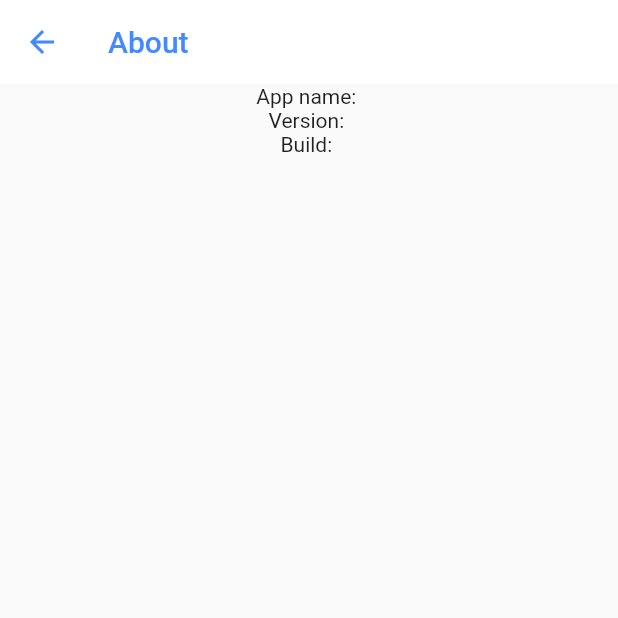
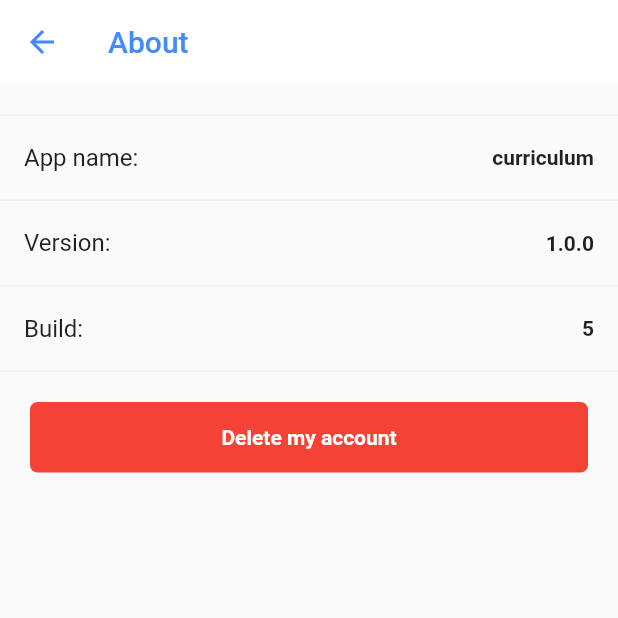
Before and after one commit to dev-intellisoft/curriculum, a Flutter app: the AboutScreen screen opened directly, on a phone screen of 412 x 824 dp, the top half of it. Run offline on Flutter 3.47's test engine with Material 2 defaults, Android fonts, the light colour scheme and no system bars; our stand-ins replace flutter_slidable, package_info_plus, pdf, printing, shared_preferences, sqflite; accounts and stored records are empty.

Commit message:
remove account. requirement for appstore.

```diff
--- a/lib/screens/settings/about.dart
+++ b/lib/screens/settings/about.dart
@@ -1,5 +1,10 @@
+import 'package:curriculum/core/providers/resume_provider.dart';
+import 'package:flutter/cupertino.dart';
 import 'package:flutter/material.dart';
-// import 'package:package_info_plus/package_info_plus.dart';
+import 'package:package_info_plus/package_info_plus.dart';
+import 'package:provider/provider.dart';
+
+import '../../main.dart';
 
 class AboutScreen extends StatefulWidget {
   const AboutScreen({Key? key}) : super(key: key);
@@ -15,12 +20,12 @@ class _AboutScreen extends State<AboutScreen> {
   String buildNumber = '';
 
   void _init () async {
-    // PackageInfo packageInfo = await PackageInfo.fromPlatform();
+    PackageInfo packageInfo = await PackageInfo.fromPlatform();
     setState(() {
-      // appName = packageInfo.appName;
-      // packageName = packageInfo.packageName;
-      // version = packageInfo.version;
-      // buildNumber = packageInfo.buildNumber;
+      appName = packageInfo.appName;
+      packageName = packageInfo.packageName;
+      version = packageInfo.version;
+      buildNumber = packageInfo.buildNumber;
     });
   }
 
@@ -38,35 +43,96 @@ class _AboutScreen extends State<AboutScreen> {
       appBar: AppBar(
         title: const Text('About'),
       ),
-      body: Column(
+      body: ListView(
         children: [
-          Row(
-            mainAxisAlignment: MainAxisAlignment.center,
-            children: [
-              const Text('App name: '),
-              Text(appName, style: const TextStyle(
+          const SizedBox(height: 20,),
+          Container(
+            color: Colors.grey.withOpacity(0.1),
+            height: 1,
+          ),
+          ListTile(
+            title: const Text('App name: '),
+            trailing: Text(appName, style: const TextStyle(
+                fontWeight: FontWeight.bold
+            ),),
+          ),
+          Container(
+            color: Colors.grey.withOpacity(0.1),
+            height: 1,
+          ),
+          ListTile(
+            title: const Text('Version: '),
+            trailing: Text(version, style: const TextStyle(
+                fontWeight: FontWeight.bold
+            ),),
+          ),
+          Container(
+            color: Colors.grey.withOpacity(0.1),
+            height: 1,
+          ),
+          ListTile(
+            title: const Text('Build: '),
+            trailing: Text(buildNumber, style: const TextStyle(
+                fontWeight: FontWeight.bold
+            ),),
+          ),
+          Container(
+            color: Colors.grey.withOpacity(0.1),
+            height: 1,
+          ),
+          const SizedBox(height: 20,),
+
+          GestureDetector(
+            onTap: () {
+              showDialog(context: context, builder: (_) => AlertDialog(
+                title: Row(
+                  children: [
+                    Container(
+                      margin: const EdgeInsets.only(right: 10),
+                      child: const Icon(Icons.warning, color: Colors.orange,),
+                    ),
+                    const Text('Warning')
+                  ],
+                ),
+                content: const Text('Are you sure you want to delete your account?'),
+                actions: [
+                  FlatButton(
+                    onPressed: () async {
+                      bool remove = await context.read<ResumeProvider>().removeAccount();
+                      if (remove) {
+                        Navigator.pushReplacement(context, MaterialPageRoute(builder: (_){
+                          return const MyApp();
+                        }));
+                      }
+                    },
+                    child: const Text('Yes'),
+                    color: Colors.red,
+                  ),
+                  FlatButton(
+                    onPressed: () {
+                      Navigator.pop(context);
+                    },
+                    child: const Text('No'),
+                    color: Colors.grey.withOpacity(0.5),
+                  )
+                ],
+              ),);
+            },
+            child: Container(
+              margin: const EdgeInsets.symmetric(horizontal: 20),
+              height: 47,
+              alignment: Alignment.center,
+              child: const Text('Delete my account', style: TextStyle(
+                  color: Colors.white,
                   fontWeight: FontWeight.bold
               ),),
-            ],
-          ),
-          Row(
-            mainAxisAlignment: MainAxisAlignment.center,
-            children: [
-              const Text('Version: '),
-              Text(version, style: const TextStyle(
-                  fontWeight: FontWeight.bold
-              ),),
-            ],
-          ),
-          Row(
-            mainAxisAlignment: MainAxisAlignment.center,
-            children: [
-              const Text('Build: '),
-              Text(buildNumber, style: const TextStyle(
-                  fontWeight: FontWeight.bold
-              ),),
-            ],
+              decoration: BoxDecoration(
+                  color: Colors.red,
+                  borderRadius: BorderRadius.circular(5)
+              ),
+            ),
           )
+
         ],
       ),
     );
--- a/pubspec.yaml
+++ b/pubspec.yaml
@@ -42,6 +42,7 @@ dependencies:
   pdf: ^3.8.1
   printing: ^5.9.1
   intl: ^0.17.0
+  package_info_plus: ^1.4.0
 
 dev_dependencies:
   flutter_test:
```
Also changed, not shown: lib/core/database_helper.dart (+27 -65 lines), lib/core/providers/resume_provider.dart (+16 -40 lines).
